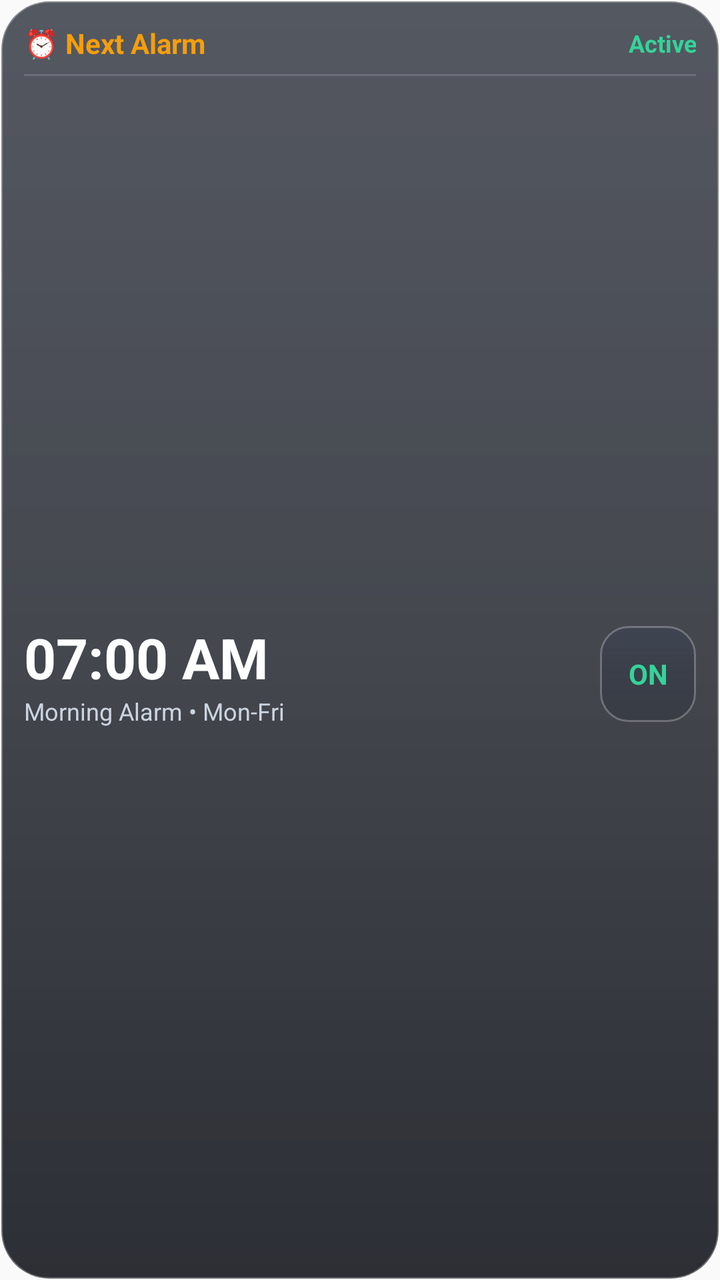
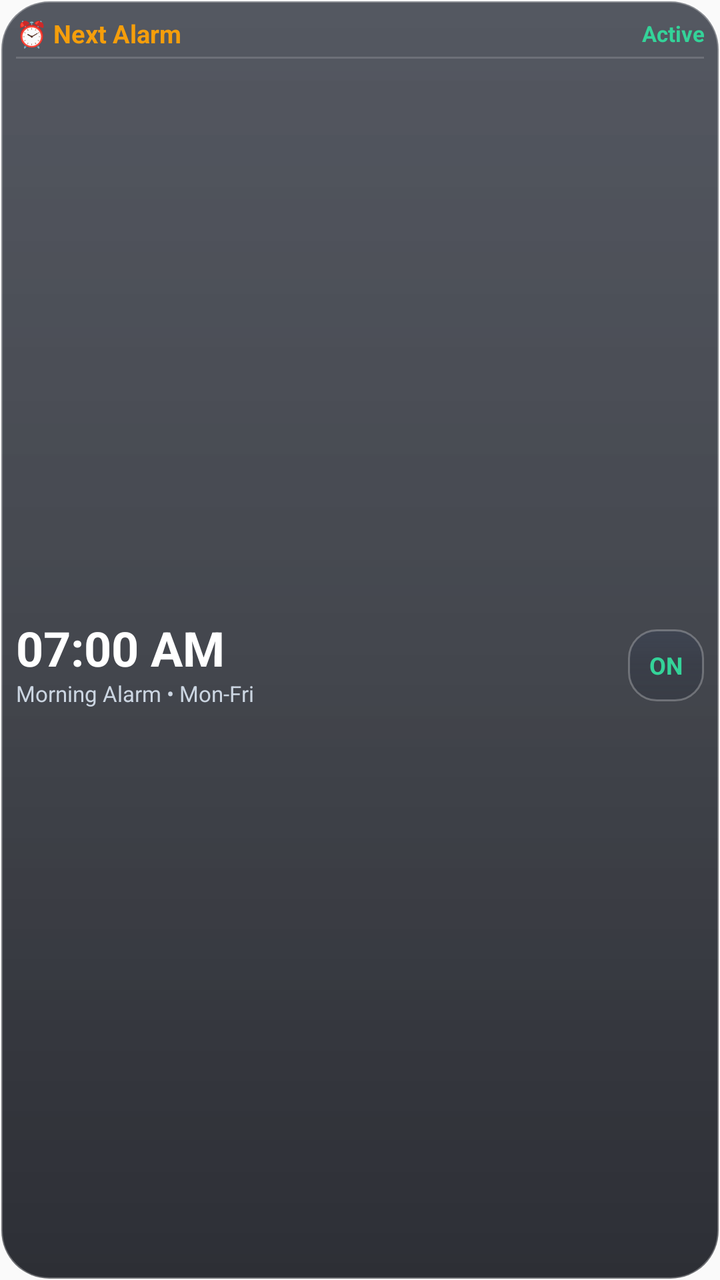

An Android layout rendered at two revisions. The XML below is the earlier revision; the diff shows what the commit changed to produce the second picture.
<!-- AndroidManifest.xml: application theme AppTheme -->
<!-- res/layout/widget_alarm.xml -->
<?xml version="1.0" encoding="utf-8"?>
<LinearLayout xmlns:android="http://schemas.android.com/apk/res/android"
    android:id="@+id/widget_alarm_root"
    android:layout_width="match_parent"
    android:layout_height="match_parent"
    android:background="@drawable/widget_bg"
    android:orientation="vertical"
    android:padding="12dp">

    
    <LinearLayout
        android:layout_width="match_parent"
        android:layout_height="wrap_content"
        android:gravity="center_vertical"
        android:orientation="horizontal">

        <TextView
            android:layout_width="wrap_content"
            android:layout_height="wrap_content"
            android:text="⏰ Next Alarm"
            android:textColor="#F59E0B"
            android:textSize="14sp"
            android:textStyle="bold" />

        <TextView
            android:id="@+id/widget_alarm_status_tag"
            android:layout_width="0dp"
            android:layout_height="wrap_content"
            android:layout_marginStart="8dp"
            android:layout_weight="1"
            android:gravity="end"
            android:text="Active"
            android:textColor="#34D399"
            android:textSize="12sp"
            android:textStyle="bold" />
    </LinearLayout>

    <ImageView
        android:layout_width="match_parent"
        android:layout_height="1dp"
        android:layout_marginTop="6dp"
        android:layout_marginBottom="8dp"
        android:background="#26FFFFFF" />

    
    <LinearLayout
        android:layout_width="match_parent"
        android:layout_height="0dp"
        android:layout_weight="1"
        android:gravity="center_vertical"
        android:orientation="horizontal">

        <LinearLayout
            android:layout_width="0dp"
            android:layout_height="wrap_content"
            android:layout_weight="1"
            android:orientation="vertical">

            <TextView
                android:id="@+id/widget_alarm_time_text"
                android:layout_width="wrap_content"
                android:layout_height="wrap_content"
                android:text="07:00 AM"
                android:textColor="#FFFFFF"
                android:textSize="28sp"
                android:textStyle="bold" />

            <TextView
                android:id="@+id/widget_alarm_label_text"
                android:layout_width="wrap_content"
                android:layout_height="wrap_content"
                android:ellipsize="end"
                android:maxLines="1"
                android:text="Morning Alarm • Mon-Fri"
                android:textColor="#CBD5E1"
                android:textSize="12sp" />
        </LinearLayout>

        
        <TextView
            android:id="@+id/btn_widget_toggle_alarm_action"
            android:layout_width="48dp"
            android:layout_height="48dp"
            android:background="@drawable/widget_btn_bg"
            android:gravity="center"
            android:text="ON"
            android:textColor="#34D399"
            android:textSize="14sp"
            android:textStyle="bold" />
    </LinearLayout>
</LinearLayout>
<!-- resources referenced by this layout -->
<resources>
  <!-- drawable widget_bg (drawable) -->
  <?xml version="1.0" encoding="utf-8"?>
  <shape xmlns:android="http://schemas.android.com/apk/res/android"
      android:shape="rectangle">
      <corners android:radius="24dp" />
      <gradient
          android:angle="270"
          android:startColor="#B8141926"
          android:centerColor="#C40D111A"
          android:endColor="#D9080A12" />
      <stroke
          android:width="1.2dp"
          android:color="#4DFFFFFF" />
  </shape>
  <!-- drawable widget_btn_bg (drawable) -->
  <?xml version="1.0" encoding="utf-8"?>
  <shape xmlns:android="http://schemas.android.com/apk/res/android"
      android:shape="rectangle">
      <corners android:radius="14dp" />
      <gradient
          android:angle="270"
          android:startColor="#59333E56"
          android:centerColor="#4421293C"
          android:endColor="#36171E2E" />
      <stroke
          android:width="1dp"
          android:color="#40FFFFFF" />
  </shape>
  <style name="AppTheme" parent="Theme.AppCompat.Light.DarkActionBar">
          
          <item name="colorPrimary">@color/colorPrimary</item>
          <item name="colorPrimaryDark">@color/colorPrimaryDark</item>
          <item name="colorAccent">@color/colorAccent</item>
      </style>
</resources>

<!-- the commit's change to res/layout/widget_alarm.xml (unified diff, before → after) -->
@@ -5,7 +5,7 @@
     android:layout_height="match_parent"
     android:background="@drawable/widget_bg"
     android:orientation="vertical"
-    android:padding="12dp">
+    android:padding="8dp">
 
     
     <LinearLayout
@@ -19,7 +19,7 @@
             android:layout_height="wrap_content"
             android:text="⏰ Next Alarm"
             android:textColor="#F59E0B"
-            android:textSize="14sp"
+            android:textSize="12.5sp"
             android:textStyle="bold" />
 
         <TextView
@@ -31,15 +31,15 @@
             android:gravity="end"
             android:text="Active"
             android:textColor="#34D399"
-            android:textSize="12sp"
+            android:textSize="11sp"
             android:textStyle="bold" />
     </LinearLayout>
 
     <ImageView
         android:layout_width="match_parent"
         android:layout_height="1dp"
-        android:layout_marginTop="6dp"
-        android:layout_marginBottom="8dp"
+        android:layout_marginTop="3dp"
+        android:layout_marginBottom="4dp"
         android:background="#26FFFFFF" />
 
     
@@ -60,9 +60,10 @@
                 android:id="@+id/widget_alarm_time_text"
                 android:layout_width="wrap_content"
                 android:layout_height="wrap_content"
+                android:includeFontPadding="false"
                 android:text="07:00 AM"
                 android:textColor="#FFFFFF"
-                android:textSize="28sp"
+                android:textSize="24sp"
                 android:textStyle="bold" />
 
             <TextView
@@ -73,19 +74,19 @@
                 android:maxLines="1"
                 android:text="Morning Alarm • Mon-Fri"
                 android:textColor="#CBD5E1"
-                android:textSize="12sp" />
+                android:textSize="11sp" />
         </LinearLayout>
 
         
         <TextView
             android:id="@+id/btn_widget_toggle_alarm_action"
-            android:layout_width="48dp"
-            android:layout_height="48dp"
+            android:layout_width="38dp"
+            android:layout_height="36dp"
             android:background="@drawable/widget_btn_bg"
             android:gravity="center"
             android:text="ON"
             android:textColor="#34D399"
-            android:textSize="14sp"
+            android:textSize="12sp"
             android:textStyle="bold" />
     </LinearLayout>
 </LinearLayout>
